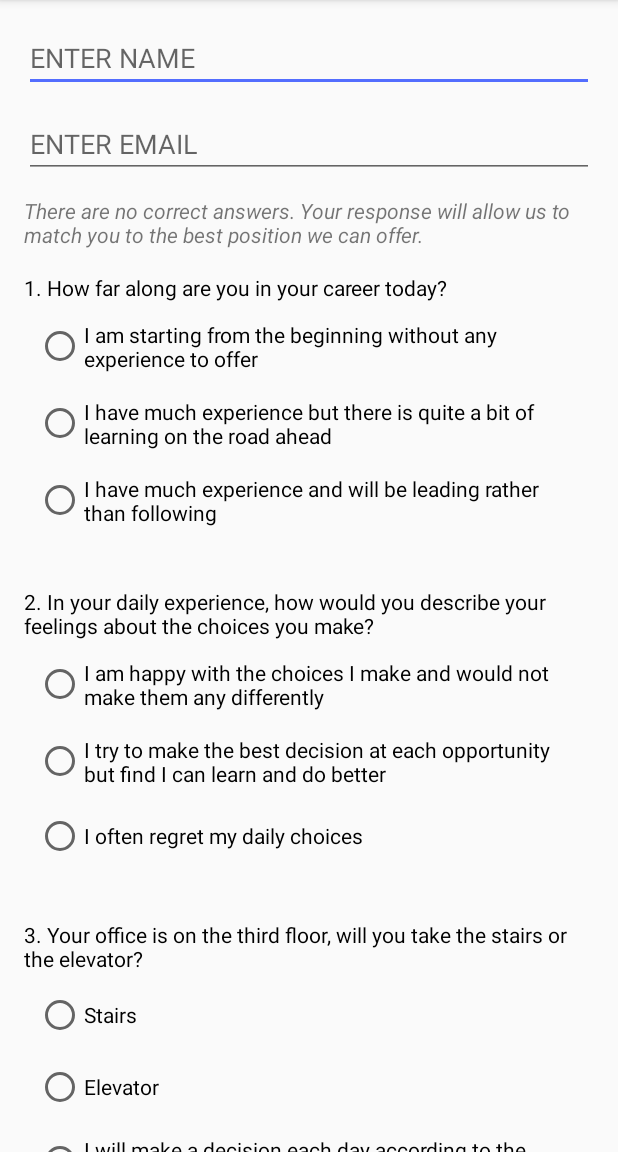
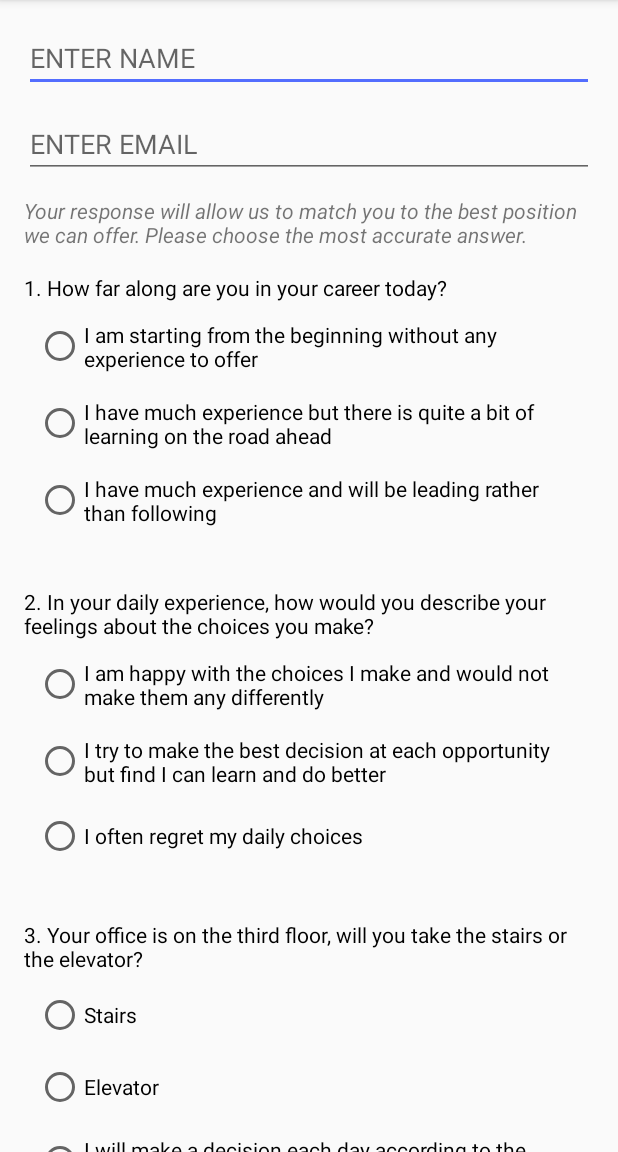
Before and after one commit to dinadavis/Interview-Quiz, an Android app: the screen it shows after launch (MainActivity), on a phone screen of 412 x 824 dp, the part 84-1236 px from its top. Run offline under Robolectric (Android 15) with nearby library versions, the phone set to English and light mode, and no system bars.

Commit message:
Add files via upload

```diff
--- a/InterviewQuiz/app/src/main/java/com/example/dina/interviewquiz/MainActivity.java
+++ b/InterviewQuiz/app/src/main/java/com/example/dina/interviewquiz/MainActivity.java
@@ -22,8 +22,9 @@ import java.text.NumberFormat;
 
 /**
  * This app in an HR quiz to measure the growth mindset in a potential candidate.
- * The quiz tells the candidate there are no right or wrong answer so they will answer freely but
- * is measuring each response with a number value. The highest possible number value is 18 and the lowest is 0. Any candidate receiving a score under 12 might not exhibit a growth mindset in their daily lives.
+ * The quiz measures each response with a number value.
+ * The highest possible number value is 18 and the lowest is 0.
+ * Any candidate receiving a score under 12 might not exhibit a growth mindset in their daily lives.
  */
 public class MainActivity extends AppCompatActivity {
     String name;
--- a/InterviewQuiz/app/src/main/res/values/strings.xml
+++ b/InterviewQuiz/app/src/main/res/values/strings.xml
@@ -6,7 +6,7 @@
     <!--Strings for first xml activity [CHAR LIMIT=NONE] -->
     <string name="enter_name">ENTER NAME</string>
     <string name="enter_email">ENTER EMAIL</string>
-    <string name="no_right_answers">There are no correct answers. Your response will allow us to match you to the best position we can offer.</string>
+    <string name="no_right_answers">Your response will allow us to match you to the best position we can offer. Please choose the most accurate answer.</string>
     <string name="career_position">1. How far along are you in your career today?</string>
     <string name="just_starting">I am starting from the beginning without any experience to offer</string>
     <string name="getting_there">I have much experience but there is quite a bit of learning on the road ahead</string>
```
Also changed, not shown: 3 other files.
